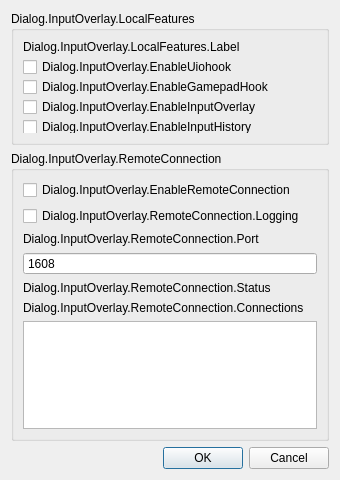
Qt form io-obs/gui/io_settings_dialog.ui (univrsal/input-overlay) before a commit.
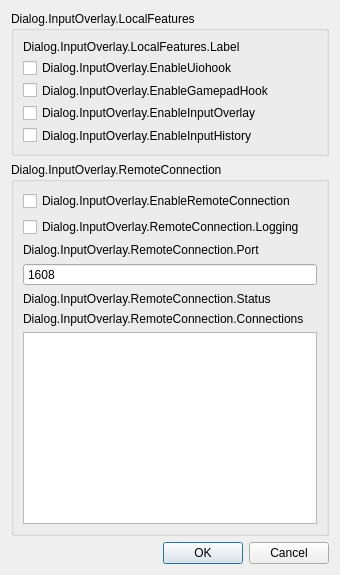
The same form after that commit.

Commit message: Connected settings dialog options

Patch:
```diff
--- a/io-obs/gui/io_settings_dialog.ui
+++ b/io-obs/gui/io_settings_dialog.ui
@@ -7,7 +7,7 @@
     <x>0</x>
     <y>0</y>
     <width>340</width>
-    <height>480</height>
+    <height>575</height>
    </rect>
   </property>
   <property name="sizePolicy">
@@ -19,7 +19,7 @@
   <property name="minimumSize">
    <size>
     <width>340</width>
-    <height>480</height>
+    <height>575</height>
    </size>
   </property>
   <property name="windowTitle">
@@ -31,7 +31,7 @@
      <property name="sizePolicy">
       <sizepolicy hsizetype="Expanding" vsizetype="Fixed">
        <horstretch>6</horstretch>
-       <verstretch>1</verstretch>
+       <verstretch>4</verstretch>
       </sizepolicy>
      </property>
      <property name="minimumSize">
@@ -84,6 +84,9 @@
    </item>
    <item>
     <widget class="QGroupBox" name="gb_remote">
+     <property name="enabled">
+      <bool>true</bool>
+     </property>
      <property name="sizePolicy">
       <sizepolicy hsizetype="Expanding" vsizetype="Expanding">
        <horstretch>0</horstretch>
```
The commit also changes 10 other files.
